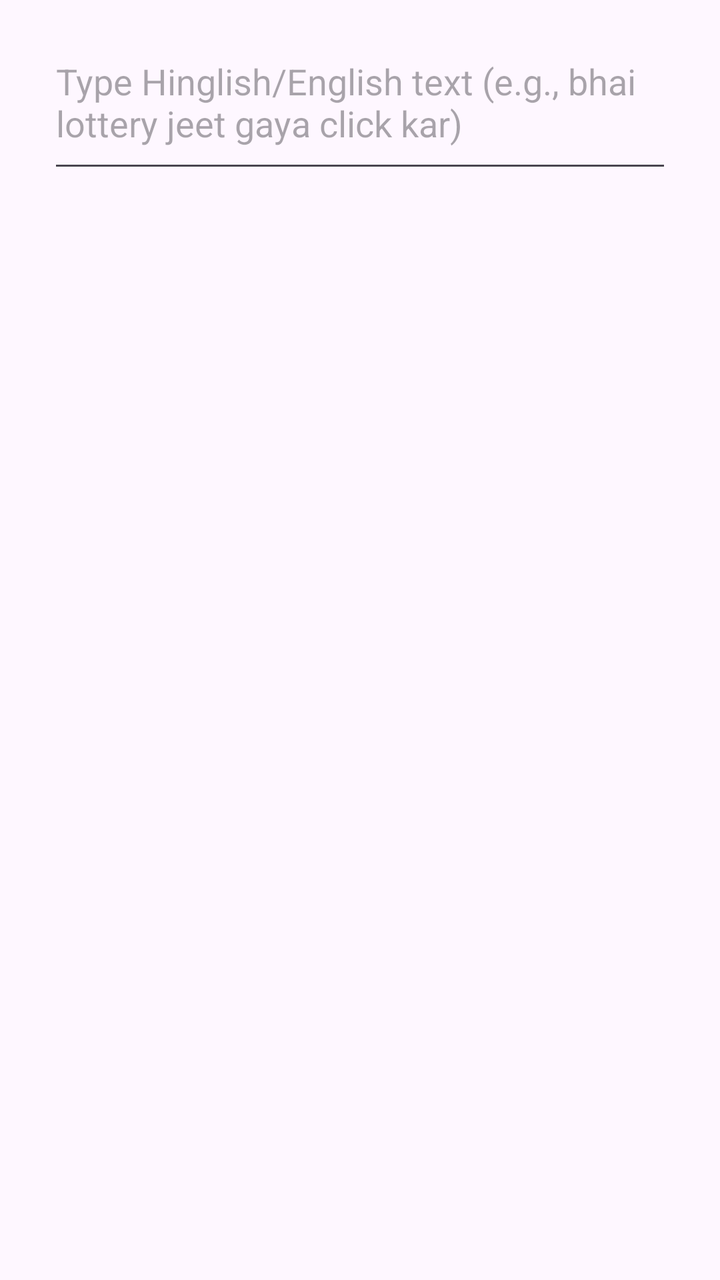
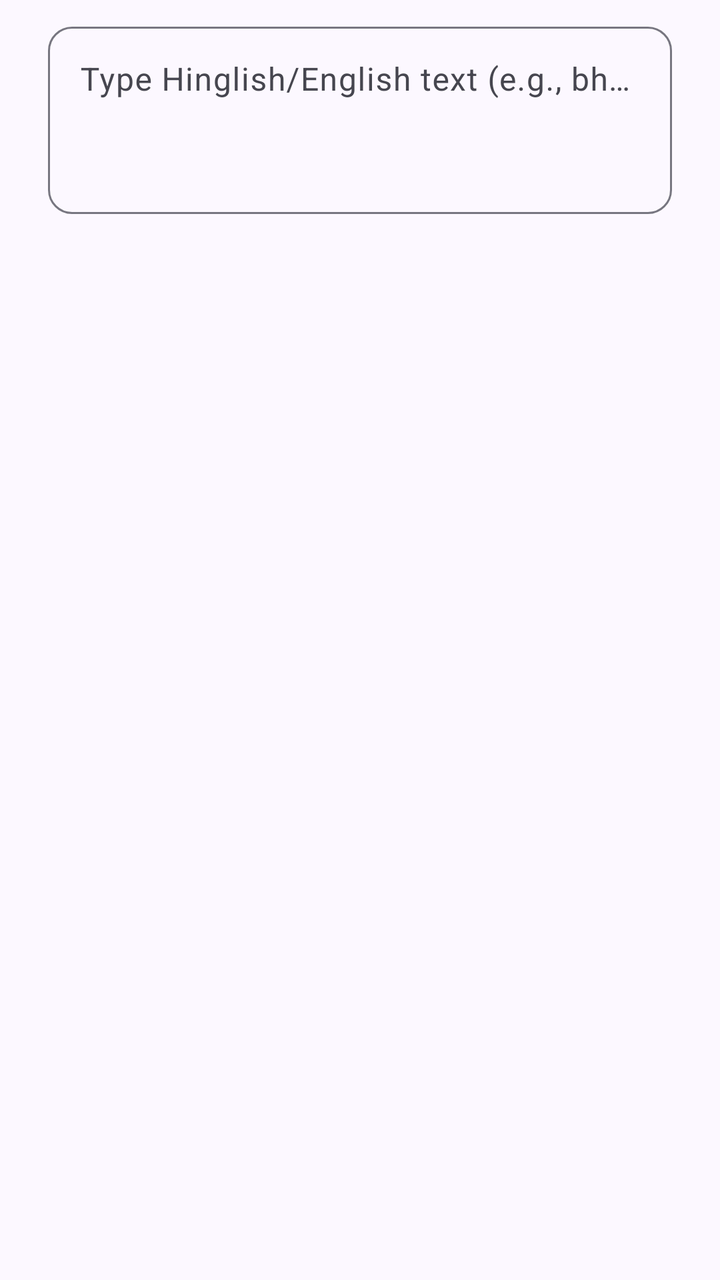

Compare the two renders of this Android layout. The source of the first and the diff that turns it into the second are given below.
<!-- AndroidManifest.xml: application theme Theme.SpamShield -->
<!-- res/layout/dialog_test_message.xml -->
<?xml version="1.0" encoding="utf-8"?>
<LinearLayout xmlns:android="http://schemas.android.com/apk/res/android"
    android:layout_width="match_parent"
    android:layout_height="wrap_content"
    android:orientation="vertical"
    android:paddingHorizontal="24dp"
    android:paddingTop="8dp">

    <EditText
        android:id="@+id/editTextInput"
        android:layout_width="match_parent"
        android:layout_height="wrap_content"
        android:hint="@string/test_message_hint"
        android:inputType="textMultiLine"
        android:minLines="3" />

</LinearLayout>
<!-- resources referenced by this layout -->
<resources>
  <string name="test_message_hint">Type Hinglish/English text (e.g., bhai lottery jeet gaya click kar)</string>
  <style name="Theme.SpamShield" parent="Base.Theme.SpamShield" />
  <style name="Base.Theme.SpamShield" parent="Theme.Material3.DayNight.NoActionBar">
          
          
      </style>
</resources>

<!-- the commit's change to res/layout/dialog_test_message.xml (unified diff, before → after) -->
@@ -1,17 +1,29 @@
 <?xml version="1.0" encoding="utf-8"?>
 <LinearLayout xmlns:android="http://schemas.android.com/apk/res/android"
+    xmlns:app="http://schemas.android.com/apk/res-auto"
     android:layout_width="match_parent"
     android:layout_height="wrap_content"
     android:orientation="vertical"
     android:paddingHorizontal="24dp"
     android:paddingTop="8dp">
 
-    <EditText
-        android:id="@+id/editTextInput"
+    <com.google.android.material.textfield.TextInputLayout
         android:layout_width="match_parent"
         android:layout_height="wrap_content"
         android:hint="@string/test_message_hint"
-        android:inputType="textMultiLine"
-        android:minLines="3" />
+        app:boxCornerRadiusBottomEnd="12dp"
+        app:boxCornerRadiusBottomStart="12dp"
+        app:boxCornerRadiusTopEnd="12dp"
+        app:boxCornerRadiusTopStart="12dp"
+        style="@style/Widget.Material3.TextInputLayout.OutlinedBox">
+
+        <com.google.android.material.textfield.TextInputEditText
+            android:id="@+id/editTextInput"
+            android:layout_width="match_parent"
+            android:layout_height="wrap_content"
+            android:gravity="top|start"
+            android:inputType="textMultiLine"
+            android:minLines="3" />
+    </com.google.android.material.textfield.TextInputLayout>
 
 </LinearLayout>
<!-- resource entries referenced after the edit -->
@@ -3,8 +3,71 @@
   <string name="test_message_hint">Type Hinglish/English text (e.g., bhai lottery jeet gaya click kar)</string>
   <style name="Theme.SpamShield" parent="Base.Theme.SpamShield" />
   <style name="Base.Theme.SpamShield" parent="Theme.Material3.DayNight.NoActionBar">
+          <item name="colorPrimary">@color/md_primary</item>
+          <item name="colorOnPrimary">@color/md_on_primary</item>
+          <item name="colorPrimaryContainer">@color/md_primary_container</item>
+          <item name="colorOnPrimaryContainer">@color/md_on_primary_container</item>
+  
+          <item name="colorSecondary">@color/md_secondary</item>
+          <item name="colorOnSecondary">@color/md_on_secondary</item>
+          <item name="colorSecondaryContainer">@color/md_secondary_container</item>
+          <item name="colorOnSecondaryContainer">@color/md_on_secondary_container</item>
+  
+          <item name="colorTertiary">@color/md_tertiary</item>
+          <item name="colorOnTertiary">@color/md_on_tertiary</item>
+          <item name="colorTertiaryContainer">@color/md_tertiary_container</item>
+          <item name="colorOnTertiaryContainer">@color/md_on_tertiary_container</item>
+  
+          <item name="colorError">@color/md_error</item>
+          <item name="colorOnError">@color/md_on_error</item>
+          <item name="colorErrorContainer">@color/md_error_container</item>
+          <item name="colorOnErrorContainer">@color/md_on_error_container</item>
+  
+          <item name="android:colorBackground">@color/md_background</item>
+          <item name="colorOnBackground">@color/md_on_background</item>
+          <item name="colorSurface">@color/md_surface</item>
+          <item name="colorOnSurface">@color/md_on_surface</item>
+          <item name="colorSurfaceVariant">@color/md_surface_variant</item>
+          <item name="colorOnSurfaceVariant">@color/md_on_surface_variant</item>
+          <item name="colorSurfaceContainerLow">@color/md_surface_container_low</item>
+          <item name="colorSurfaceContainer">@color/md_surface_container</item>
+          <item name="colorSurfaceContainerHigh">@color/md_surface_container_high</item>
+  
+          <item name="colorOutline">@color/md_outline</item>
+          <item name="colorOutlineVariant">@color/md_outline_variant</item>
+  
           
-          
+          <item name="android:statusBarColor">@android:color/transparent</item>
+          <item name="android:navigationBarColor">@color/md_surface</item>
+          <item name="android:windowLightStatusBar">true</item>
+          <item name="android:windowLightNavigationBar" tools:targetApi="o_mr1">true</item>
       </style>
+  <color name="md_primary">#4355D9</color>
+  <color name="md_on_primary">#FFFFFF</color>
+  <color name="md_primary_container">#E0E0FF</color>
+  <color name="md_on_primary_container">#00095C</color>
+  <color name="md_secondary">#5C5D72</color>
+  <color name="md_on_secondary">#FFFFFF</color>
+  <color name="md_secondary_container">#E1E0F9</color>
+  <color name="md_on_secondary_container">#191A2C</color>
+  <color name="md_tertiary">#79536A</color>
+  <color name="md_on_tertiary">#FFFFFF</color>
+  <color name="md_tertiary_container">#FFD8EC</color>
+  <color name="md_on_tertiary_container">#2F1124</color>
+  <color name="md_error">#BA1A1A</color>
+  <color name="md_on_error">#FFFFFF</color>
+  <color name="md_error_container">#FFDAD6</color>
+  <color name="md_on_error_container">#410002</color>
+  <color name="md_background">#FCF8FF</color>
+  <color name="md_on_background">#1B1B1F</color>
+  <color name="md_surface">#FCF8FF</color>
+  <color name="md_on_surface">#1B1B1F</color>
+  <color name="md_surface_variant">#E3E1EC</color>
+  <color name="md_on_surface_variant">#46464F</color>
+  <color name="md_surface_container_low">#F5F2FA</color>
+  <color name="md_surface_container">#EFECF4</color>
+  <color name="md_surface_container_high">#E9E7EF</color>
+  <color name="md_outline">#777680</color>
+  <color name="md_outline_variant">#C7C5D0</color>
 </resources>
 
